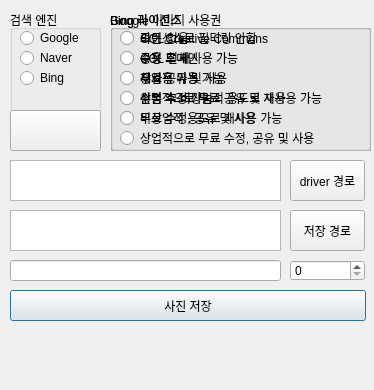
The window that Image_Scrapper.ui (Adrian123K/image-scrapper) describes before a commit, drawn with Qt 5.
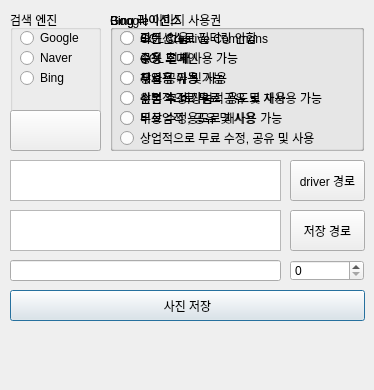
The same window after the commit.

Commit message: fix copyright object width

```diff
--- a/Image_Scrapper.ui
+++ b/Image_Scrapper.ui
@@ -18,7 +18,7 @@
     <rect>
      <x>10</x>
      <y>290</y>
-     <width>356</width>
+     <width>355</width>
      <height>31</height>
     </rect>
    </property>
@@ -96,7 +96,7 @@
     <rect>
      <x>110</x>
      <y>10</y>
-     <width>261</width>
+     <width>254</width>
      <height>141</height>
     </rect>
    </property>
@@ -210,7 +210,7 @@
     <rect>
      <x>290</x>
      <y>260</y>
-     <width>75</width>
+     <width>74</width>
      <height>21</height>
     </rect>
    </property>
@@ -256,7 +256,7 @@
     <rect>
      <x>110</x>
      <y>10</y>
-     <width>261</width>
+     <width>254</width>
      <height>141</height>
     </rect>
    </property>
@@ -347,7 +347,7 @@
     <rect>
      <x>110</x>
      <y>10</y>
-     <width>261</width>
+     <width>254</width>
      <height>141</height>
     </rect>
    </property>
```
